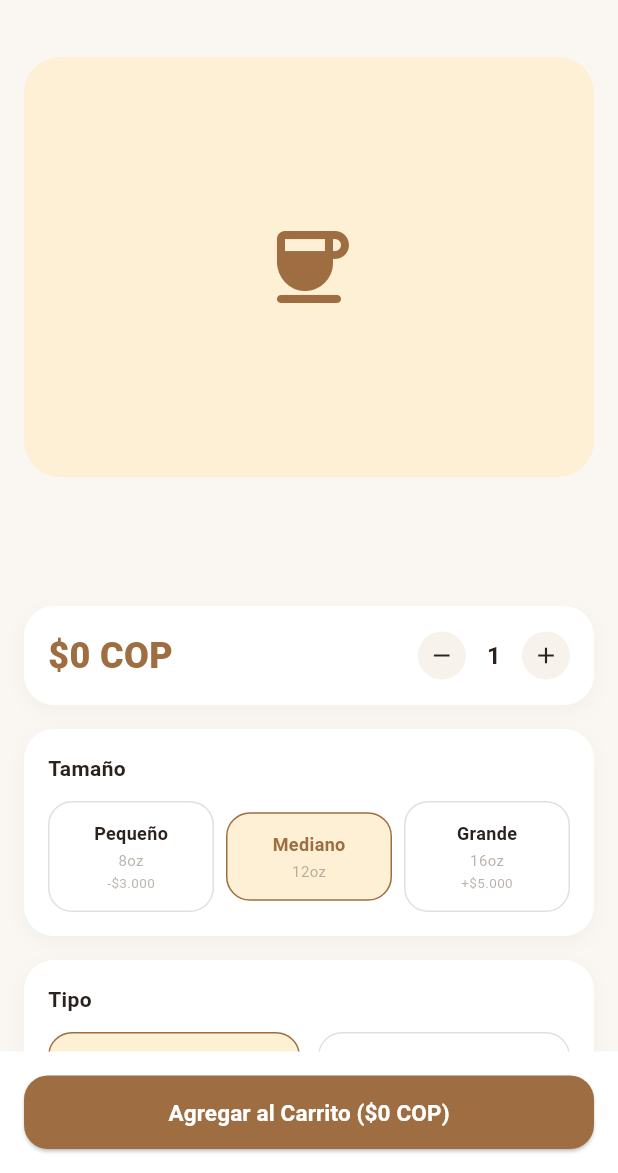
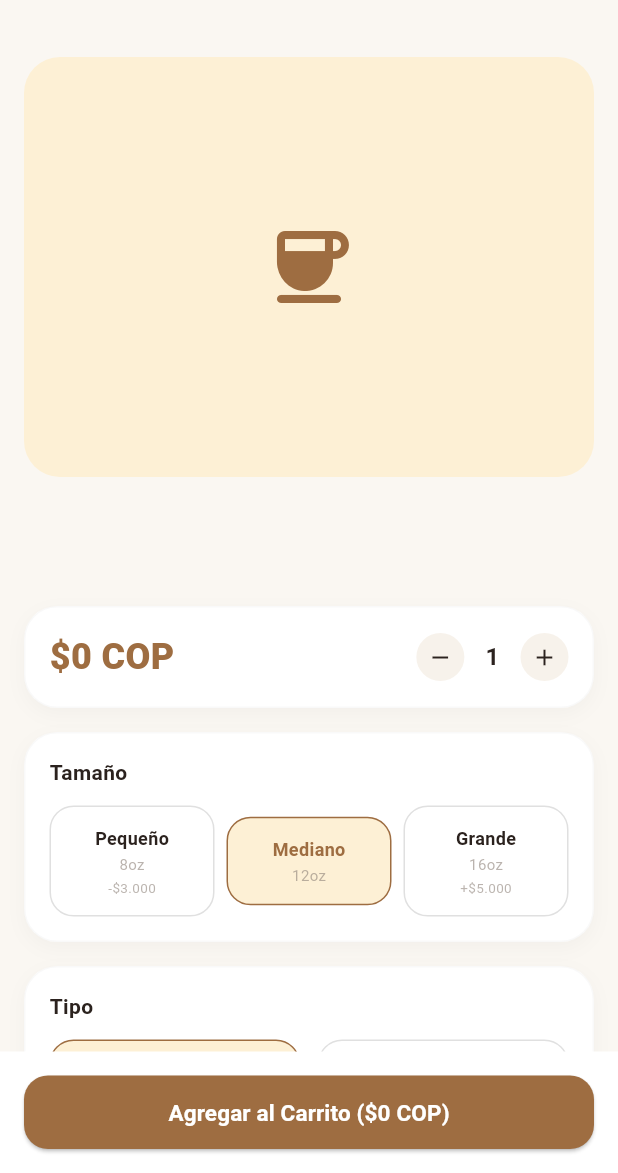
Before and after one commit to SomosCafeApp/SomosCafe-ProyectoColaborativo, a Flutter app: the ProductDetailPage screen opened directly with empty values, on a phone screen of 412 x 824 dp, the part 63-1236 px from its top. Run offline on Flutter 3.47's test engine with Material 3 defaults, Android fonts, the light colour scheme and no system bars; our stand-ins replace firebase_core, firebase_messaging, flutter_local_notifications, flutter_tts, geocoding, google_maps_flutter and 4 more; missing offline and left inert: gal; accounts and stored records are empty; network calls fail.

Commit message:
feat: Se realizaron arreglos de espaciado estructural de los elementos internos de la aplicación

```diff
--- a/frontend/lib/pages/product_detail_page.dart
+++ b/frontend/lib/pages/product_detail_page.dart
@@ -193,6 +193,7 @@
                       ),
                     // Desglose transparente del precio.
                     if (_product.isCustomizable || _product.hasDiscount) ...[
+                      if (_product.isCustomizable) const SizedBox(height: 16),
                       PriceBreakdownCard(quote: _quote, quantity: _quantity),
                       const SizedBox(height: 16),
                     ],
--- a/frontend/lib/pages/settings_page.dart
+++ b/frontend/lib/pages/settings_page.dart
@@ -144,6 +144,7 @@
                             onChanged: StudioPrefs.instance.setHaptics,
                           ),
                         ),
+                        const SizedBox(height: 12),
                         SettingsCardTile(
                           icon: Icons.auto_awesome_rounded,
                           title: 'Efectos',
@@ -155,6 +156,7 @@
                             onChanged: StudioPrefs.instance.setEffects,
                           ),
                         ),
+                        const SizedBox(height: 12),
                         SettingsCardTile(
                           icon: Icons.animation_rounded,
                           title: 'Animaciones',
--- a/frontend/lib/widgets/product_detail/custom_section_card.dart
+++ b/frontend/lib/widgets/product_detail/custom_section_card.dart
@@ -1,4 +1,6 @@
 import 'package:flutter/material.dart';
+
+import '../../animations/animations.dart';
 
 class CustomSectionCard extends StatelessWidget {
   final Color cardColor;
@@ -21,12 +23,16 @@
   @override
   Widget build(BuildContext context) {
     final isDark = Theme.of(context).brightness == Brightness.dark;
-    return Container(
+    return FadeSlideIn(
+      offset: const Offset(0, 10),
+      duration: const Duration(milliseconds: 320),
+      child: Container(
       width: double.infinity,
       padding: const EdgeInsets.all(16),
       decoration: BoxDecoration(
         color: cardColor,
-        borderRadius: BorderRadius.circular(20),
+        borderRadius: BorderRadius.circular(22),
+        border: Border.all(color: Colors.black.withAlpha(isDark ? 0 : 6)),
         boxShadow: [
           BoxShadow(
             color: Colors.black.withAlpha(isDark ? 40 : 8),
@@ -52,6 +58,6 @@
           child,
         ],
       ),
-    );
+    ));
   }
 }
--- a/frontend/lib/widgets/profile/profile_header.dart
+++ b/frontend/lib/widgets/profile/profile_header.dart
@@ -54,7 +54,6 @@
             avatarPreset: avatarPreset,
             initials: initials,
             size: 72,
-            borderRadius: 22,
             fontSize: 24,
             backgroundColor: Colors.white.withAlpha(35),
             border: Border.all(
```
Also changed, not shown: frontend/lib/widgets/common/price_breakdown_card.dart (+5 -2 lines), frontend/lib/widgets/drink_studio/stage_basic_panels.dart (+7 -2 lines).
